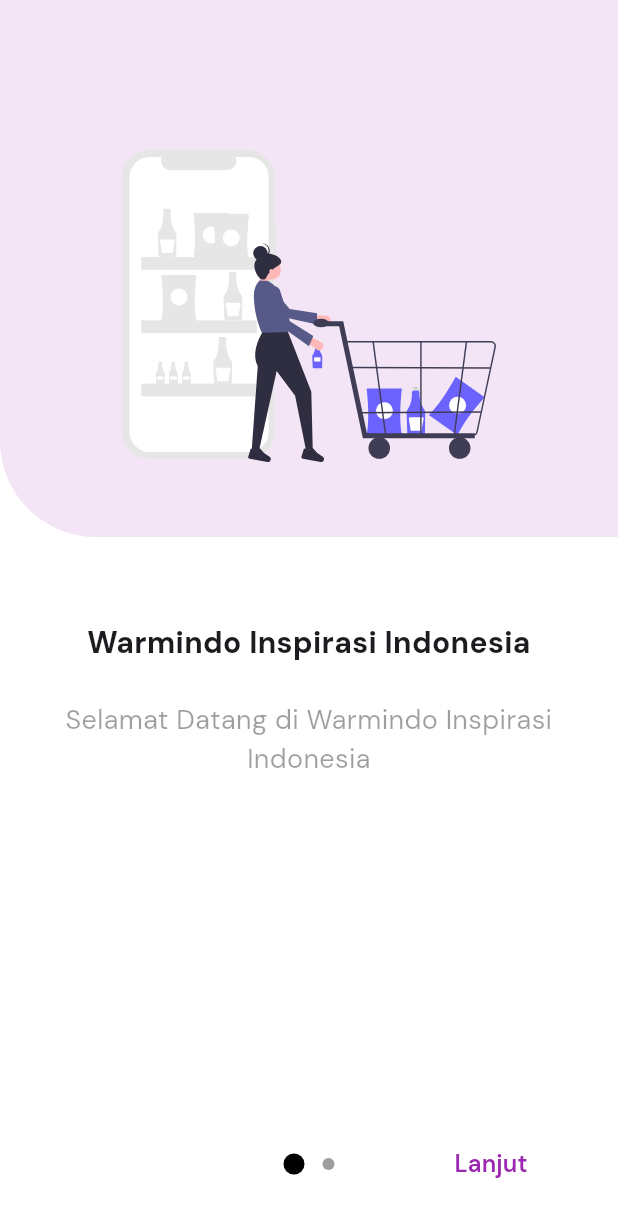
After one commit to PinKevin/WII-FIX, a Flutter app: the OnboardingPage screen opened by its route, on a phone screen of 412 x 824 dp. The commit adds this screen. Shown: the top 1217 px of the screen. Run offline on Flutter 3.47's test engine with Material 3 defaults, Android fonts, the phone set to English and light mode, and no system bars; drawn by our look-alikes of introduction_screen; our stand-ins replace flutter_svg, google_fonts, shared_preferences, supabase_flutter; accounts and stored records are empty; network calls fail.

Commit message:
feat: update ui

```diff
--- /dev/null
+++ b/lib/screens/onboarding.dart
@@ -0,0 +1,185 @@
+import 'package:flutter_svg/svg.dart';
+import 'package:introduction_screen/introduction_screen.dart';
+import 'package:flutter/material.dart';
+import 'package:shared_preferences/shared_preferences.dart';
+
+class OnboardingPage extends StatefulWidget {
+  const OnboardingPage({super.key});
+
+  @override
+  State<OnboardingPage> createState() => _OnboardingPageState();
+}
+
+class _OnboardingPageState extends State<OnboardingPage> {
+  final introKey = GlobalKey<IntroductionScreenState>();
+  bool shift1Selected = false;
+  bool shift2Selected = false;
+
+  // @override
+  // void initState() {
+  //   dropdownValue = list.first;
+  //   super.initState();
+  // }
+
+  void _onIntroEnd(context) {
+    Navigator.pushReplacementNamed(context, '/dashboard');
+  }
+
+  @override
+  Widget build(BuildContext context) {
+    const String shoppingSvg = 'assets/shopping.svg';
+    const String cookingSvg = 'assets/cooking.svg';
+    var list = <String>['Shift 1', 'Shift 2'].toList();
+    String dropdownValue = list.first;
+
+    return IntroductionScreen(
+      bodyPadding: const EdgeInsets.all(0),
+      key: introKey,
+      globalBackgroundColor: Colors.white,
+      allowImplicitScrolling: true,
+      pages: [
+        PageViewModel(
+          title: "Warmindo Inspirasi Indonesia",
+          bodyWidget: const Text(
+            "Selamat Datang di Warmindo Inspirasi Indonesia",
+            style: TextStyle(fontSize: 18, color: Colors.black38),
+            textAlign: TextAlign.center,
+          ),
+          image: Container(
+            padding: const EdgeInsets.only(
+                top: 100, bottom: 50, left: 25, right: 25),
+            decoration: BoxDecoration(
+              color: Colors.purple.shade50,
+              borderRadius: const BorderRadius.only(
+                bottomLeft: Radius.circular(64),
+              ),
+            ),
+            width: double.infinity,
+            height: double.infinity,
+            child: SizedBox(
+              width: 200,
+              height: 200,
+              child: SvgPicture.asset(
+                shoppingSvg,
+                semanticsLabel: 'Acme Logo',
+                placeholderBuilder: (BuildContext context) => Container(
+                  width: 200,
+                  padding: const EdgeInsets.all(30.0),
+                  child: const CircularProgressIndicator(),
+                ),
+              ),
+            ),
+          ),
+        ),
+        PageViewModel(
+          title: "Warmindo Inspirasi Indonesia",
+          bodyWidget: Column(
+              mainAxisAlignment: MainAxisAlignment.center,
+              crossAxisAlignment: CrossAxisAlignment.stretch,
+              children: [
+                const Text(
+                  "Pilih shift terlebih dahulu",
+                  style: TextStyle(fontSize: 18, color: Colors.black38),
+                  textAlign: TextAlign.center,
+                ),
+                Column(
+                  mainAxisAlignment: MainAxisAlignment.center,
+                  children: [
+                    const SizedBox(
+                      height: 20,
+                    ),
+                    DropdownMenu<String>(
+                      initialSelection: list.first,
+                      width: 200,
+                      onSelected: (String? value) {
+                        // This is called when the user selects an item.
+                        setState(() {
+                          dropdownValue = value!;
+                        });
+                      },
+                      textStyle: const TextStyle(fontSize: 14),
+                      menuStyle: const MenuStyle(
+                        backgroundColor: MaterialStatePropertyAll(Colors.white),
+                      ),
+                      dropdownMenuEntries:
+                          list.map<DropdownMenuEntry<String>>((String value) {
+                        return DropdownMenuEntry<String>(
+                            value: value, label: value);
+                      }).toList(),
+                    ),
+                    const SizedBox(
+                      height: 20,
+                    ),
+                    FilledButton(
+                      onPressed: dropdownValue != ''
+                          ? () async {
+                              SharedPreferences prefs =
+                                  await SharedPreferences.getInstance();
+                              prefs.setString('shift', dropdownValue);
+
+                              _onIntroEnd(context);
+                            }
+                          : null,
+                      child: const Text('Pilih Shift'),
+                    )
+                  ],
+                ),
+              ]),
+          image: Container(
+            padding: const EdgeInsets.only(
+                top: 100, bottom: 50, left: 25, right: 25),
+            decoration: BoxDecoration(
+              color: Colors.purple.shade50,
+              borderRadius:
+                  const BorderRadius.only(bottomRight: Radius.circular(64)),
+            ),
+            width: double.infinity,
+            height: double.infinity,
+            child: SizedBox(
+              width: 200,
+              height: 200,
+              child: SvgPicture.asset(
+                cookingSvg,
+                semanticsLabel: 'Acme Logo',
+                placeholderBuilder: (BuildContext context) => Container(
+                  width: 200,
+                  padding: const EdgeInsets.all(30.0),
+                  child: const CircularProgressIndicator(),
+                ),
+              ),
+            ),
+          ),
+        ),
+      ],
+      // skipOrBackFlex: 0,
+      // nextFlex: 0,
+      next: const Text(
+        'Lanjut',
+        style: TextStyle(
+          fontWeight: FontWeight.w600,
+          color: Colors.purple,
+          fontSize: 16,
+        ),
+      ),
+      nextStyle: ButtonStyle(
+        padding: MaterialStateProperty.all<EdgeInsets>(const EdgeInsets.all(0)),
+      ),
+      // done: const Text(
+      //   'Selesai',
+      //   style: TextStyle(
+      //     fontWeight: FontWeight.w600,
+      //     color: Colors.purple,
+      //     fontSize: 16,
+      //   ),
+      // ),
+      controlsPadding: const EdgeInsets.all(24),
+      showDoneButton: false,
+      dotsDecorator: const DotsDecorator(
+        size: Size.square(8),
+        activeShape: OvalBorder(),
+        activeColor: Colors.black,
+        activeSize: Size.square(14),
+      ),
+    );
+  }
+}
--- a/lib/screens/order_detail.dart
+++ b/lib/screens/order_detail.dart
@@ -5,8 +5,7 @@ import 'package:wii/screens/orders.dart';
 class TransactionDetailPage extends StatefulWidget {
   final Map<String, dynamic> transaction;
 
-  const TransactionDetailPage({Key? key, required this.transaction})
-      : super(key: key);
+  const TransactionDetailPage({super.key, required this.transaction});
 
   @override
   _TransactionDetailPageState createState() => _TransactionDetailPageState();
@@ -51,7 +50,7 @@ class _TransactionDetailPageState extends State<TransactionDetailPage> {
           // Navigate to order.dart
           Navigator.push(
             context,
-            MaterialPageRoute(builder: (context) => OrdersPage()),
+            MaterialPageRoute(builder: (context) => const OrdersPage()),
           );
         },
         child: Text(_getButtonText()),
```
Also changed, not shown: lib/components/bottomNavigationBar.dart (deleted, +0 -66 lines), lib/main.dart (+10 -4 lines), lib/screens/dashboard.dart (+45 -9 lines), lib/screens/login.dart (+6 -2 lines), lib/screens/main.dart (added, +153 -0 lines), lib/screens/orders.dart (+100 -30 lines), lib/screens/profile.dart (+57 -13 lines), lib/utils/currencyFormatter.dart (added, +12 -0 lines), pubspec.yaml (+17 -11 lines), assets/cooking.svg (added), assets/shopping.png (added), assets/shopping.svg (added), assets/store.png (added), pubspec.lock, 1 other file.
